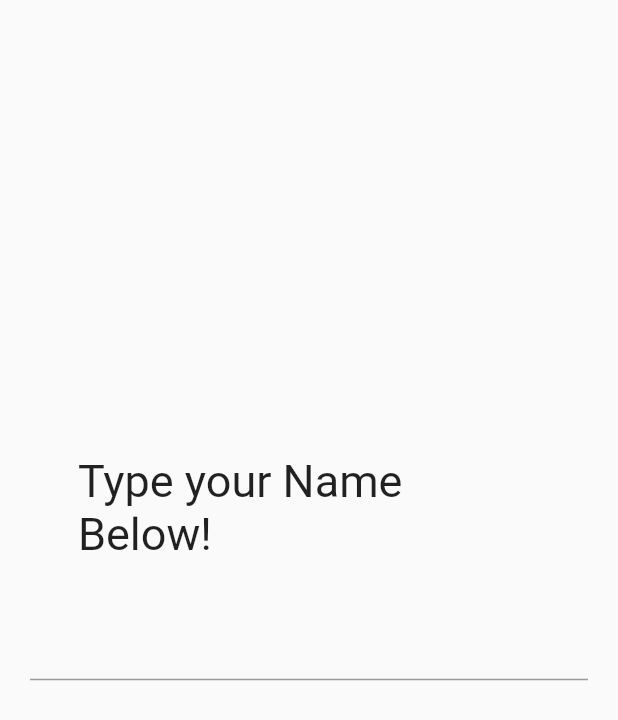
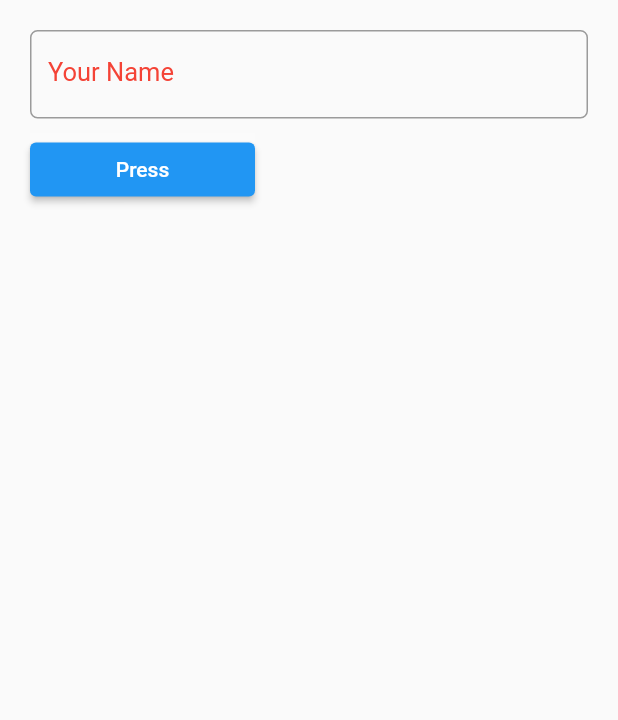
Before and after one commit to Prodigy-Genes/learning_flutter-cont-, a Flutter app: the screen it shows after launch, on a phone screen of 412 x 824 dp. Shown: the top 720 px of the screen. Run offline on Flutter 3.47's test engine with Material 2 defaults, Android fonts, the phone set to English and light mode, and no system bars.

Commit message:
Learning_Flutter(cont)

```diff
--- /dev/null
+++ b/lib/Controllers/TextFieldApp.dart
@@ -0,0 +1,62 @@
+import 'package:flutter/material.dart';
+
+class TextFieldApp extends StatefulWidget {
+  const TextFieldApp({super.key});
+
+  @override
+  _TextFieldAppState createState() => _TextFieldAppState();
+}
+
+class _TextFieldAppState extends State<TextFieldApp> {
+  TextEditingController textOfName = TextEditingController();
+
+  String _displayText = '';
+
+  String displayAllSelectedValue() {
+    String name = textOfName.text;
+    String result = 'Name is: $name';
+    return result;
+  }
+
+    @override
+    Widget build(BuildContext context) {
+      return Scaffold (
+        body: Container(alignment: Alignment.center,
+        child: Padding(padding: const EdgeInsets.all(20), child: ListView(children: <Widget>[
+          TextField(
+            keyboardType: TextInputType.text,
+            controller: textOfName,
+            style: const TextStyle(fontSize: 16, color: Colors.blue),
+            decoration: InputDecoration(labelText: 'Your Name', hintText: 'In text', labelStyle: const TextStyle(fontSize: 17, color: Colors.red),
+            border: OutlineInputBorder(borderRadius: BorderRadius.circular(5.0))),
+          ),
+
+          const SizedBox(height: 10.0,),
+
+          Row(
+            children: <Widget>[
+              Container(
+                width: 150.0,
+                color: Colors.white24,
+                child: ElevatedButton(
+                  onPressed: (){setState(() {
+                    _displayText = displayAllSelectedValue();
+                  });},
+
+                  child: const Text('Press'),
+                ),
+              )
+            ],
+          ),
+
+          const SizedBox(height: 10.0,),
+          Text(_displayText, style: const TextStyle(fontSize: 20, color: Colors.redAccent),
+          )
+        ]
+        ),
+        ),
+        ),
+      );
+    }
+
+}
--- a/lib/main.dart
+++ b/lib/main.dart
@@ -1,8 +1,10 @@
 import 'package:flutter/material.dart';
 //import 'package:learning_flutter/my_first_app.dart';
 //import 'package:learning_flutter/myStateless_Scaffold.dart';
-import 'package:learning_flutter/Controllers/text_field_example.dart';
+//import 'package:learning_flutter/Controllers/text_field_example.dart';
 //import 'package:learning_flutter/Controllers/form_validation_state_one.dart';
+import 'package:learning_flutter/Controllers/TextFieldApp.dart';
+//import 'package:learning_flutter/Controllers/dropdown_item_example.dart';
 
 
 // the state is mutable and might change during the lifetime of the widget
@@ -23,7 +25,7 @@ class HomePage extends StatelessWidget {
       debugShowCheckedModeBanner: false,
 
       title: 'Form validation and state',
-      home: TextFieldExample(),
+      home: TextFieldApp(),
     );
   }
 }
```
Also changed, not shown: lib/Controllers/dropdown_item_example.dart (added, +145 -0 lines).
